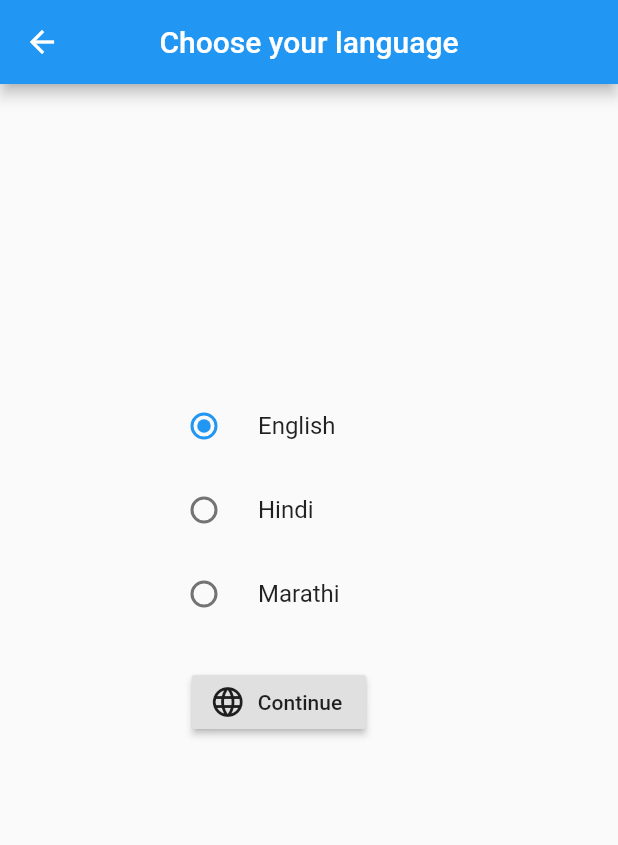
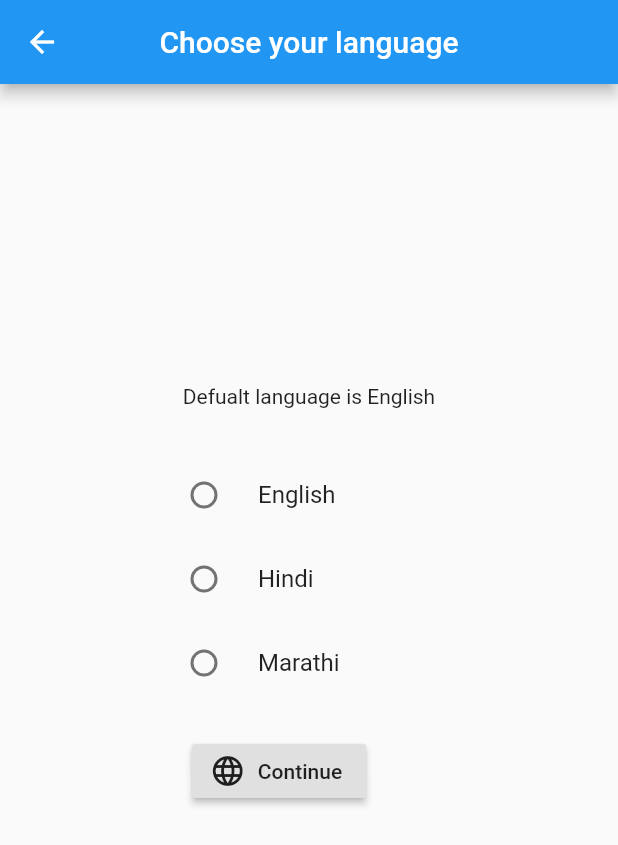
Before and after one commit to rushilshah23/AOL-Local-Feedback, a Flutter app: the MyHomePage screen opened directly, after a tap on "Languages", on a phone screen of 412 x 824 dp. Shown: the top 845 px of the screen. Run offline on Flutter 3.47's test engine with Material 2 defaults, Android fonts, the phone set to English and light mode, and no system bars; our stand-ins replace firebase_database, flutter_phoenix, shared_preferences; missing offline and left inert: translator; accounts and stored records are empty.

Commit message:
ini setstate tried

```diff
--- a/lib/main.dart
+++ b/lib/main.dart
@@ -71,7 +71,9 @@ class _MyHomePageState extends State<MyHomePage> {
     WidgetsBinding.instance.addPostFrameCallback((_) {
       loadLanguage().then((value) {
         print(_language);
-        translate(text);
+        translate(text).then((_) {
+          setState(() {});
+        });
       });
     });
   }
--- a/lib/translationPage.dart
+++ b/lib/translationPage.dart
@@ -13,7 +13,7 @@ class _TranslationSelectionState extends State<TranslationSelection> {
 
   @override
   void initState() {
-    selected = 1;
+    selected = 0;
     super.initState();
   }
 
@@ -35,6 +35,10 @@ class _TranslationSelectionState extends State<TranslationSelection> {
         child: Center(
           child: Column(
             children: [
+              Text("Defualt language is English"),
+              SizedBox(
+                height: 30,
+              ),
               RadioListTile(
                   title: Text("English"),
                   value: 1,
```
